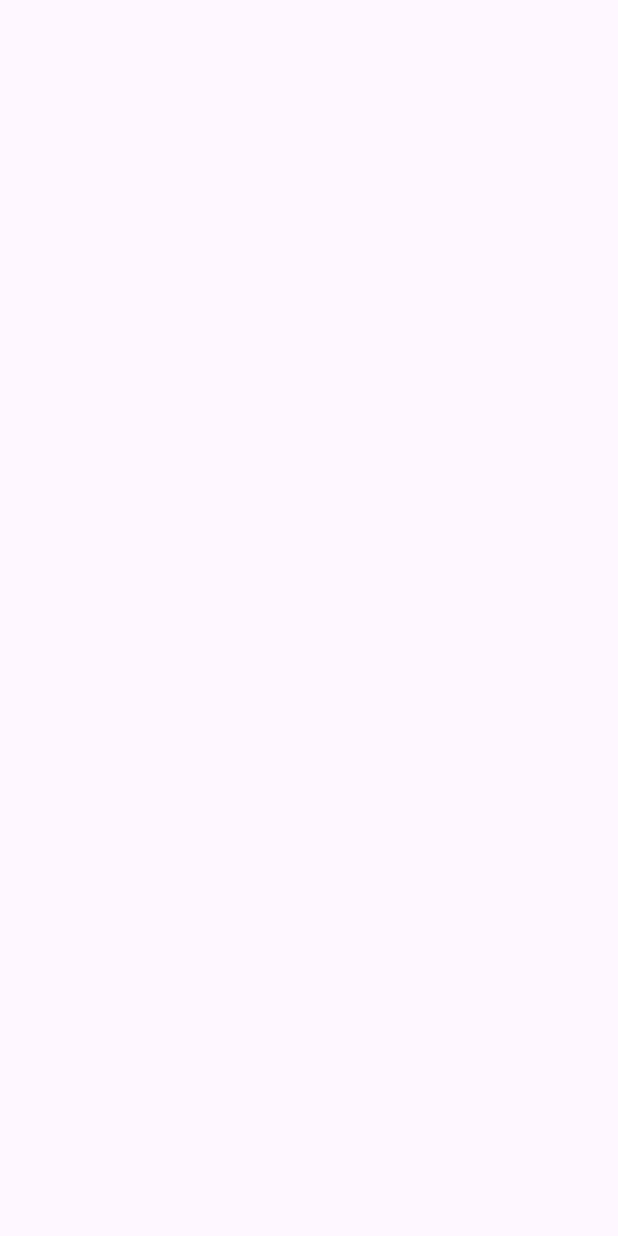
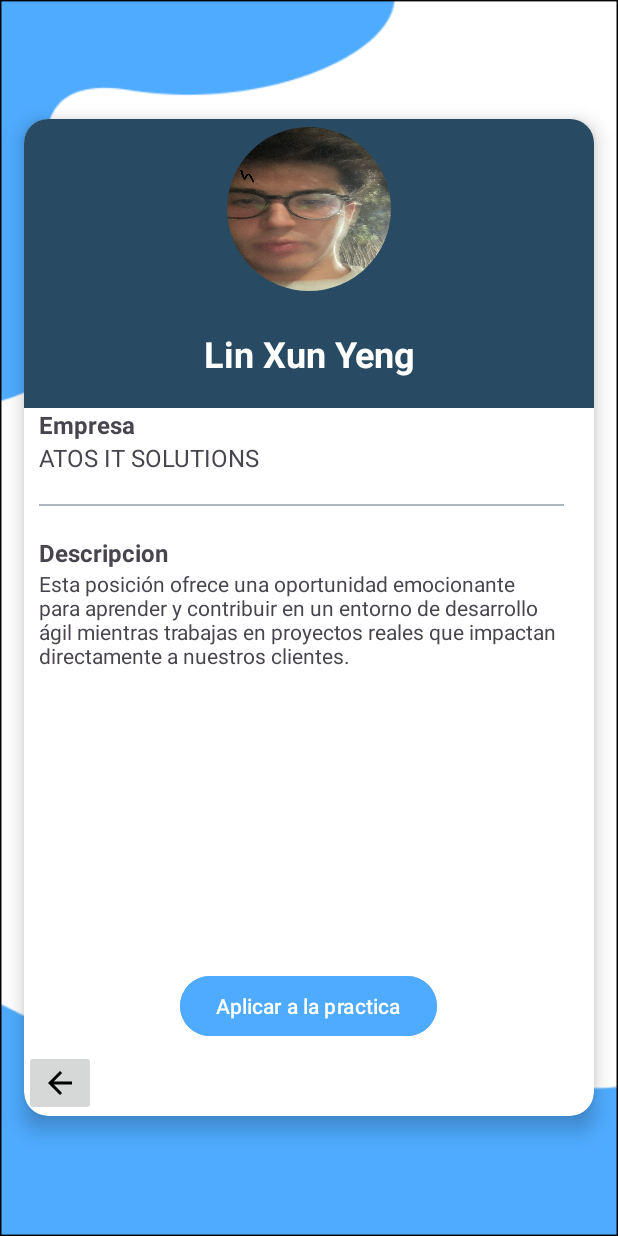
Before and after one commit to carloosbravo/tfg-2dam, an Android app: the AlumnoPulsar screen opened directly, with no data from a screen before it, on a phone screen of 412 x 824 dp. Before the commit the screen is empty. Run offline under Robolectric (Android 15) with nearby library versions, the phone set to English and light mode, and no system bars.

Commit message:
diseño practica trerminado(no funcional)

```diff
--- a/androidStudio/cooper_up/app/src/main/java/com/example/cooper_up/PracticaPulsar.java
+++ b/androidStudio/cooper_up/app/src/main/java/com/example/cooper_up/PracticaPulsar.java
@@ -1,18 +1,42 @@
 package com.example.cooper_up;
 
 import androidx.appcompat.app.AppCompatActivity;
-
 import android.os.Bundle;
+import android.widget.Button;
 import android.widget.ImageButton;
+import android.widget.TextView;
 
 public class PracticaPulsar extends AppCompatActivity {
+
+    // Declarar los TextViews y el Button
+    private TextView nombrePracticaPulsarTV;
+    private TextView nombreEmpresaPulsarTV;
+    private TextView descripcionPracticaPulsarTV;
+    private Button aplicarPracticaButton;
 
     @Override
     protected void onCreate(Bundle savedInstanceState) {
         super.onCreate(savedInstanceState);
         setContentView(R.layout.activity_practica_pulsar);
 
-        //pulsar para volver al home
+        // Inicializar los TextViews y el Button
+        nombrePracticaPulsarTV = findViewById(R.id.nombrePracticaPulsarTV);
+        nombreEmpresaPulsarTV = findViewById(R.id.nombreEmpresaPulsarTV);
+        descripcionPracticaPulsarTV = findViewById(R.id.descripcionPracticaPulsarTV);
+        aplicarPracticaButton = findViewById(R.id.aplicarPracticaButton);
+
+        // Inicializar el ImageButton
         ImageButton volverHomeButton = findViewById(R.id.volverHomeTV);
-    }
+
+        // Aquí puedes añadir los listeners y cualquier otra lógica que necesites
+        volverHomeButton.setOnClickListener(v -> {
+            // Lógica para volver al Home (puede ser finish() para cerrar la actividad actual)
+            finish();
+        });
+
+        aplicarPracticaButton.setOnClickListener(v -> {
+            // Lógica para aplicar a la práctica (puede ser abrir una nueva actividad, enviar datos, etc.)
+        });
+
+        }
 }
--- a/androidStudio/cooper_up/app/src/main/res/layout/activity_alumno_pulsar.xml
+++ b/androidStudio/cooper_up/app/src/main/res/layout/activity_alumno_pulsar.xml
@@ -4,6 +4,119 @@
     xmlns:tools="http://schemas.android.com/tools"
     android:layout_width="match_parent"
     android:layout_height="match_parent"
-    tools:context=".AlumnoPulsar">
+    tools:context=".PracticaPulsar"
+    android:background="@drawable/background_shapes">
+
+    <LinearLayout
+        android:layout_width="match_parent"
+        android:layout_height="match_parent"
+        android:gravity="center"
+        android:orientation="vertical">
+
+        <androidx.cardview.widget.CardView
+            android:id="@+id/layoutPractica"
+            android:layout_width="match_parent"
+            android:layout_height="wrap_content"
+            android:layout_margin="16dp"
+            app:cardCornerRadius="16dp"
+            app:cardElevation="8dp"
+            app:cardBackgroundColor="@color/white">
+
+            <LinearLayout
+                android:layout_width="match_parent"
+                android:layout_height="wrap_content"
+                android:orientation="vertical">
+
+                <LinearLayout
+                    android:layout_width="match_parent"
+                    android:layout_height="match_parent"
+                    android:orientation="vertical"
+                    android:background="@color/azulProfile">
+
+                    <com.google.android.material.imageview.ShapeableImageView
+                        android:layout_width="120dp"
+                        android:layout_height="120dp"
+                        android:layout_gravity="center"
+                        android:padding="5dp"
+                        app:strokeColor="@android:color/darker_gray"
+                        app:shapeAppearanceOverlay="@style/circleImageView"
+                        android:background="@drawable/foto_prueba"
+                        />
+
+                    <FrameLayout
+                        android:layout_width="match_parent"
+                        android:layout_height="wrap_content">
+
+                        <TextView
+                            android:id="@+id/nombreAlumnoPulsarTV"
+                            android:layout_width="match_parent"
+                            android:layout_height="wrap_content"
+                            android:textColor="@color/white"
+                            android:padding="20dp"
+                            android:text="Lin Xun Yeng"
+                            android:textAlignment="center"
+                            android:textSize="24dp"
+                            android:textStyle="bold" />
+                    </FrameLayout>
+                </LinearLayout>
+
+                <TextView
+                    android:layout_width="match_parent"
+                    android:layout_height="wrap_content"
+                    android:layout_marginLeft="10dp"
+                    android:text="Empresa "
+                    android:textSize="16sp"
+                    android:textStyle="bold" />
+
+                <TextView
+                    android:id="@+id/nombreEmpresaPulsarTV"
+                    android:layout_width="match_parent"
+                    android:layout_height="wrap_content"
+                    android:layout_marginLeft="10dp"
+                    android:layout_marginBottom="20dp"
+                    android:text="ATOS IT SOLUTIONS  "
+                    android:textSize="16sp" />
+
+                <View
+                    android:layout_width="350sp"
+                    android:layout_height="1dp"
+                    android:layout_marginLeft="10sp"
+                    android:layout_marginBottom="20dp"
+                    android:background="@color/grisMasOscuro" />
+
+                <TextView
+                    android:layout_width="match_parent"
+                    android:layout_height="wrap_content"
+                    android:layout_marginLeft="10sp"
+                    android:text="Descripcion "
+                    android:textSize="16sp"
+                    android:textStyle="bold" />
+
+                <TextView
+                    android:id="@+id/descripcionPracticaPulsarTV"
+                    android:layout_width="match_parent"
+                    android:layout_height="wrap_content"
+                    android:layout_marginLeft="10sp"
+                    android:layout_marginBottom="200dp"
+                    android:text="Esta posición ofrece una oportunidad emocionante para aprender y contribuir en un entorno de desarrollo ágil mientras trabajas en proyectos reales que impactan directamente a nuestros clientes." />
+
+                <Button
+                    android:id="@+id/aplicarPracticaButton"
+                    android:layout_width="wrap_content"
+                    android:layout_gravity="center"
+                    android:layout_height="wrap_content"
+                    android:layout_marginBottom="5dp"
+                    android:backgroundTint="@color/azulFondoCLaro"
+                    android:text="Aplicar a la practica" />
+
+                <ImageButton
+                    android:id="@+id/volverHomeTV"
+                    android:layout_width="wrap_content"
+                    android:layout_height="wrap_content"
+                    app:srcCompat="@drawable/ic_flecha_atras" />
+
+            </LinearLayout>
+        </androidx.cardview.widget.CardView>
+    </LinearLayout>
 
 </androidx.constraintlayout.widget.ConstraintLayout>
--- a/androidStudio/cooper_up/app/src/main/res/layout/activity_practica_pulsar.xml
+++ b/androidStudio/cooper_up/app/src/main/res/layout/activity_practica_pulsar.xml
@@ -32,7 +32,7 @@
                     android:layout_height="wrap_content">
 
                     <TextView
-                        android:id="@+id/textView6"
+                        android:id="@+id/nombrePracticaPulsarTV"
                         android:layout_width="match_parent"
                         android:layout_height="100dp"
                         android:background="@color/azulFondoCLaro"
@@ -40,6 +40,7 @@
                         android:text="NOMBRE PRACTICA"
                         android:textSize="24dp"
                         android:textStyle="bold" />
+
                 </FrameLayout>
 
                 <TextView
@@ -47,6 +48,7 @@
                     android:layout_height="wrap_content"
                     android:layout_marginLeft="10dp"
                     android:text="Empresa "
+                    android:layout_marginTop="15dp"
                     android:textSize="16sp"
                     android:textStyle="bold" />
 
@@ -63,7 +65,7 @@
                     android:layout_width="350sp"
                     android:layout_height="1dp"
                     android:layout_marginLeft="10sp"
-                    android:layout_marginBottom="20dp"
+                    android:layout_marginBottom="10dp"
                     android:background="@color/grisMasOscuro" />
 
                 <TextView
@@ -79,7 +81,7 @@
                     android:layout_width="match_parent"
                     android:layout_height="wrap_content"
                     android:layout_marginLeft="10sp"
-                    android:layout_marginBottom="200dp"
+                    android:layout_marginBottom="170dp"
                     android:text="Esta posición ofrece una oportunidad emocionante para aprender y contribuir en un entorno de desarrollo ágil mientras trabajas en proyectos reales que impactan directamente a nuestros clientes." />
 
                 <Button
@@ -95,6 +97,7 @@
                     android:id="@+id/volverHomeTV"
                     android:layout_width="wrap_content"
                     android:layout_height="wrap_content"
+                    android:layout_margin="10dp"
                     app:srcCompat="@drawable/ic_flecha_atras" />
 
             </LinearLayout>
```
